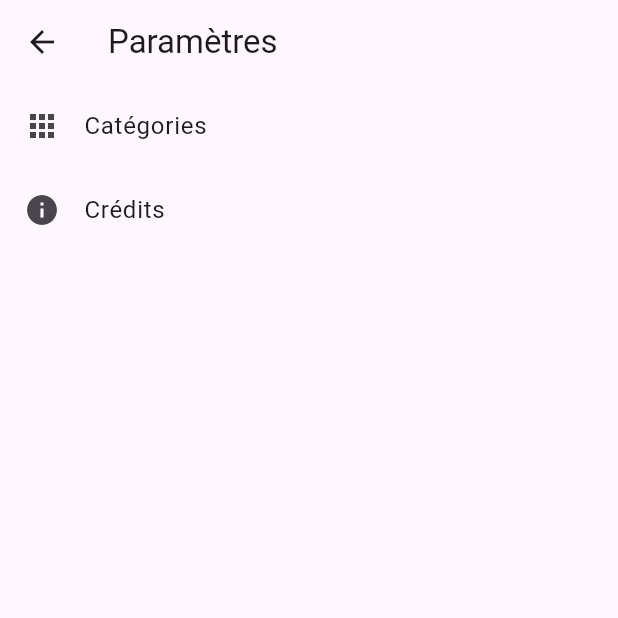
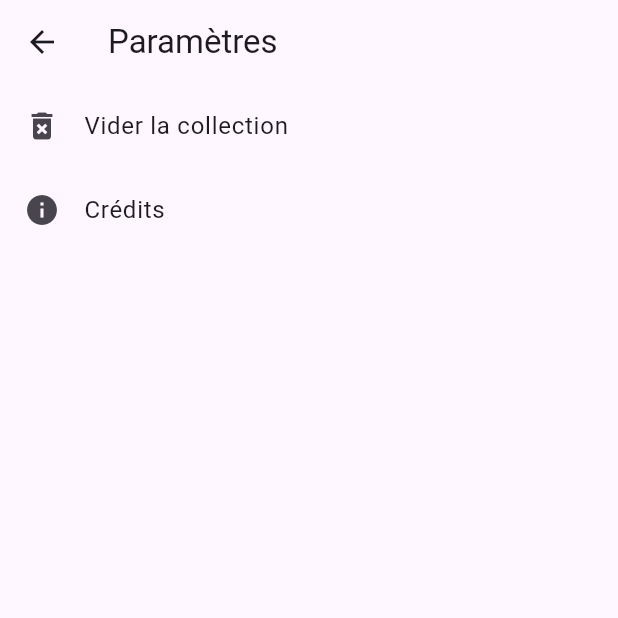
Before and after one commit to mdhoury49000/Chuck_norris_phoneApp, a Flutter app: the SettingsPage screen opened directly, on a phone screen of 412 x 824 dp, the top half of it. Run offline on Flutter 3.47's test engine with Material 3 defaults, Android fonts, the phone set to English and light mode, and no system bars; our stand-ins replace bloc, flutter_bloc, shared_preferences; accounts and stored records are empty; network calls fail.

Commit message:
delete all phrases :dart:

```diff
--- a/lib/screens/settings_page.dart
+++ b/lib/screens/settings_page.dart
@@ -1,5 +1,8 @@
 import 'package:chuck_norris_app/screens/credit_page.dart';
 import 'package:flutter/material.dart';
+import 'package:flutter_bloc/flutter_bloc.dart';
+
+import '../blocs/phrases_cubit.dart';
 
 class SettingsPage extends StatelessWidget {
   const SettingsPage({super.key});
@@ -13,9 +16,13 @@ class SettingsPage extends StatelessWidget {
       body: ListView(
         children: [
           ListTile(
-            leading: const Icon(Icons.apps),
-            title: const Text('Catégories'),
+            leading: const Icon(Icons.delete_forever),
+            title: const Text('Vider la collection'),
             onTap: () {
+              context.read<PhrasesCubit>().deleteAllPhrases();
+              ScaffoldMessenger.of(context).showSnackBar(const SnackBar(
+                content: Text('Phrases supprimés !'),
+              ));
             },
           ),
           ListTile(
```
Also changed, not shown: lib/blocs/phrases_cubit.dart (+8 -0 lines).
